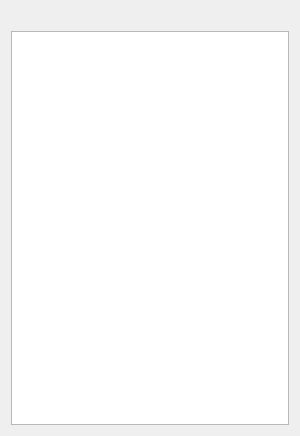
This is GeoStation_Projet/tableauwidget.ui in SoheibBiga/GeoStation as Qt 5 draws it before an edit. The edited form follows.
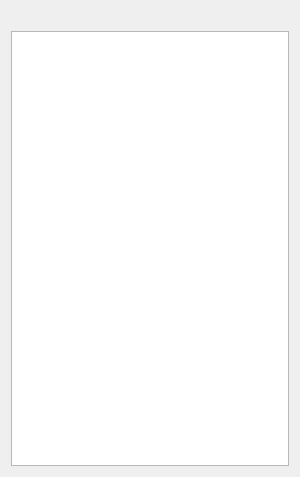
This is the edited form. Icons and pictures are not drawn.

Commit message: timer sur l'affichage dans tableau widget

What changed in the file:
```diff
--- a/GeoStation_Projet/tableauwidget.ui
+++ b/GeoStation_Projet/tableauwidget.ui
@@ -7,9 +7,15 @@
     <x>0</x>
     <y>0</y>
     <width>300</width>
-    <height>436</height>
+    <height>477</height>
    </rect>
   </property>
+  <property name="minimumSize">
+   <size>
+    <width>300</width>
+    <height>477</height>
+   </size>
+  </property>
   <property name="maximumSize">
    <size>
     <width>300</width>
```
The commit also changes 6 other files.
